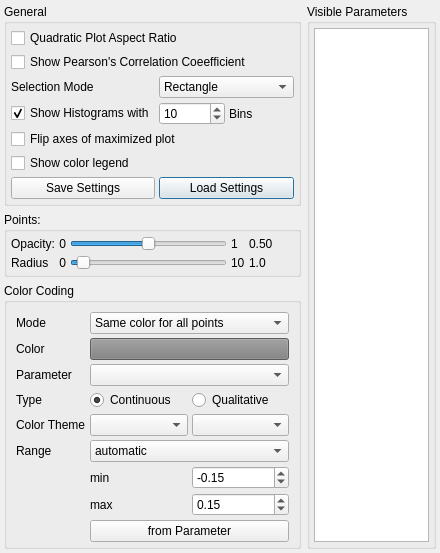
3dct/open_iA, file core/src/charts/SPMSettings.ui: the form before one commit.
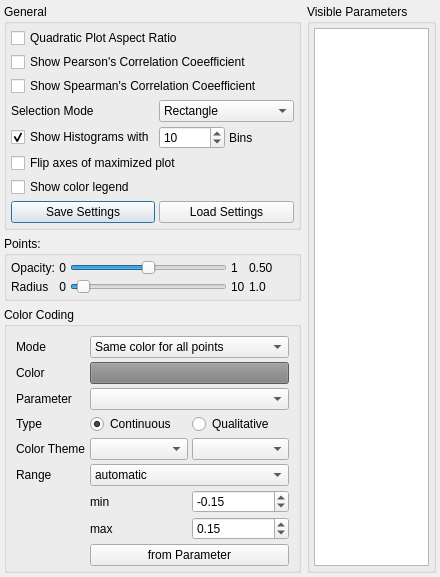
The form after the commit.

Commit message: Core: Add Spearman's Corr. Coeff. to SPM; lazy computation of CCs

What changed in the file:
```diff
--- a/core/src/charts/SPMSettings.ui
+++ b/core/src/charts/SPMSettings.ui
@@ -58,7 +58,35 @@
         <property name="spacing">
          <number>4</number>
         </property>
-        <item row="3" column="1" colspan="2">
+        <item row="5" column="2">
+         <widget class="QLabel" name="label">
+          <property name="text">
+           <string>Bins</string>
+          </property>
+         </widget>
+        </item>
+        <item row="4" column="0">
+         <widget class="QLabel" name="lbSelectionMode">
+          <property name="text">
+           <string>Selection Mode</string>
+          </property>
+         </widget>
+        </item>
+        <item row="0" column="0" colspan="3">
+         <widget class="QCheckBox" name="cbQuadraticPlots">
+          <property name="text">
+           <string>Quadratic Plot Aspect Ratio</string>
+          </property>
+         </widget>
+        </item>
+        <item row="2" column="0" colspan="3">
+         <widget class="QCheckBox" name="cbShowPCC">
+          <property name="text">
+           <string>Show Pearson's Correlation Coeefficient</string>
+          </property>
+         </widget>
+        </item>
+        <item row="4" column="1" colspan="2">
          <widget class="QComboBox" name="cbSelectionMode">
           <item>
            <property name="text">
@@ -72,7 +100,14 @@
           </item>
          </widget>
         </item>
-        <item row="4" column="1">
+        <item row="7" column="0" colspan="3">
+         <widget class="QCheckBox" name="cbShowColorLegend">
+          <property name="text">
+           <string>Show color legend</string>
+          </property>
+         </widget>
+        </item>
+        <item row="5" column="1">
          <widget class="QSpinBox" name="sbHistogramBins">
           <property name="minimum">
            <number>2</number>
@@ -85,7 +120,7 @@
           </property>
          </widget>
         </item>
-        <item row="4" column="0">
+        <item row="5" column="0">
          <widget class="QCheckBox" name="cbShowHistograms">
           <property name="text">
            <string>Show Histograms with</string>
@@ -95,59 +130,31 @@
           </property>
          </widget>
         </item>
-        <item row="7" column="1" colspan="2">
-         <widget class="QPushButton" name="pbLoadSettings">
-          <property name="text">
-           <string>Load Settings</string>
-          </property>
-         </widget>
-        </item>
-        <item row="3" column="0">
-         <widget class="QLabel" name="lbSelectionMode">
-          <property name="text">
-           <string>Selection Mode</string>
-          </property>
-         </widget>
-        </item>
-        <item row="5" column="0" colspan="3">
-         <widget class="QCheckBox" name="cbFlipAxes">
-          <property name="text">
-           <string>Flip axes of maximized plot</string>
-          </property>
-         </widget>
-        </item>
-        <item row="7" column="0">
+        <item row="8" column="0">
          <widget class="QPushButton" name="pbSaveSettings">
           <property name="text">
            <string>Save Settings</string>
           </property>
          </widget>
         </item>
-        <item row="4" column="2">
-         <widget class="QLabel" name="label">
-          <property name="text">
-           <string>Bins</string>
-          </property>
-         </widget>
-        </item>
         <item row="6" column="0" colspan="3">
-         <widget class="QCheckBox" name="cbShowColorLegend">
+         <widget class="QCheckBox" name="cbFlipAxes">
           <property name="text">
-           <string>Show color legend</string>
+           <string>Flip axes of maximized plot</string>
           </property>
          </widget>
         </item>
-        <item row="0" column="0" colspan="3">
-         <widget class="QCheckBox" name="cbQuadraticPlots">
+        <item row="8" column="1" colspan="2">
+         <widget class="QPushButton" name="pbLoadSettings">
           <property name="text">
-           <string>Quadratic Plot Aspect Ratio</string>
+           <string>Load Settings</string>
           </property>
          </widget>
         </item>
-        <item row="2" column="0" colspan="3">
-         <widget class="QCheckBox" name="cbShowCorrelationCoefficient">
+        <item row="3" column="0" colspan="3">
+         <widget class="QCheckBox" name="cbShowSCC">
           <property name="text">
-           <string>Show Pearson's Correlation Coeefficient</string>
+           <string>Show Spearman's Correlation Coeefficient</string>
           </property>
          </widget>
         </item>
```
The commit also changes 8 other files.
